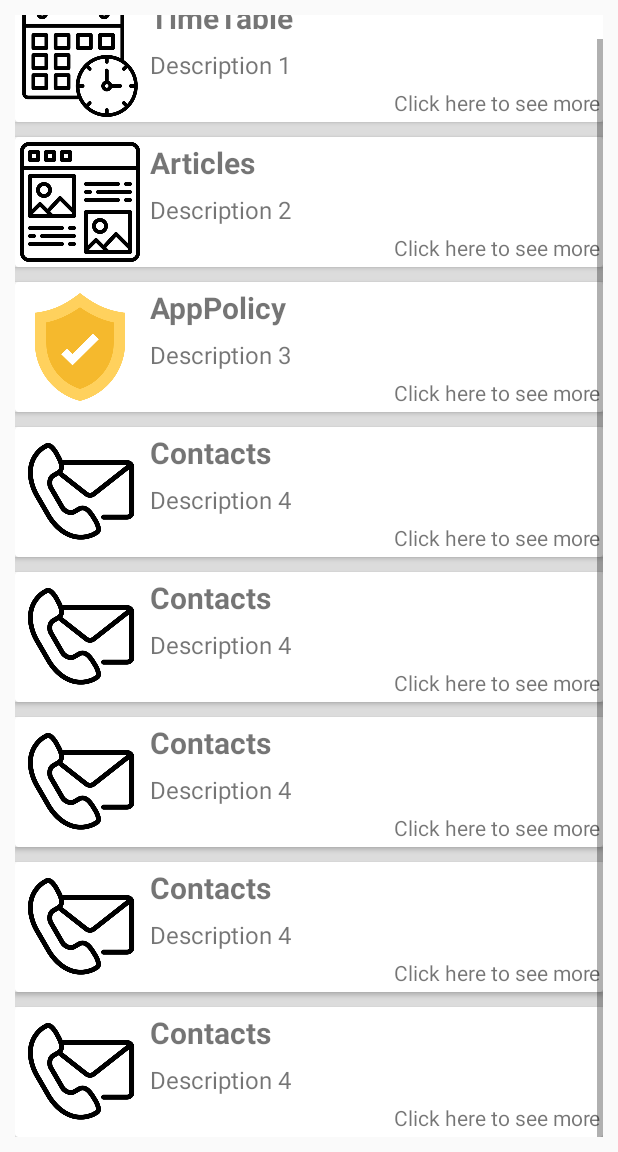
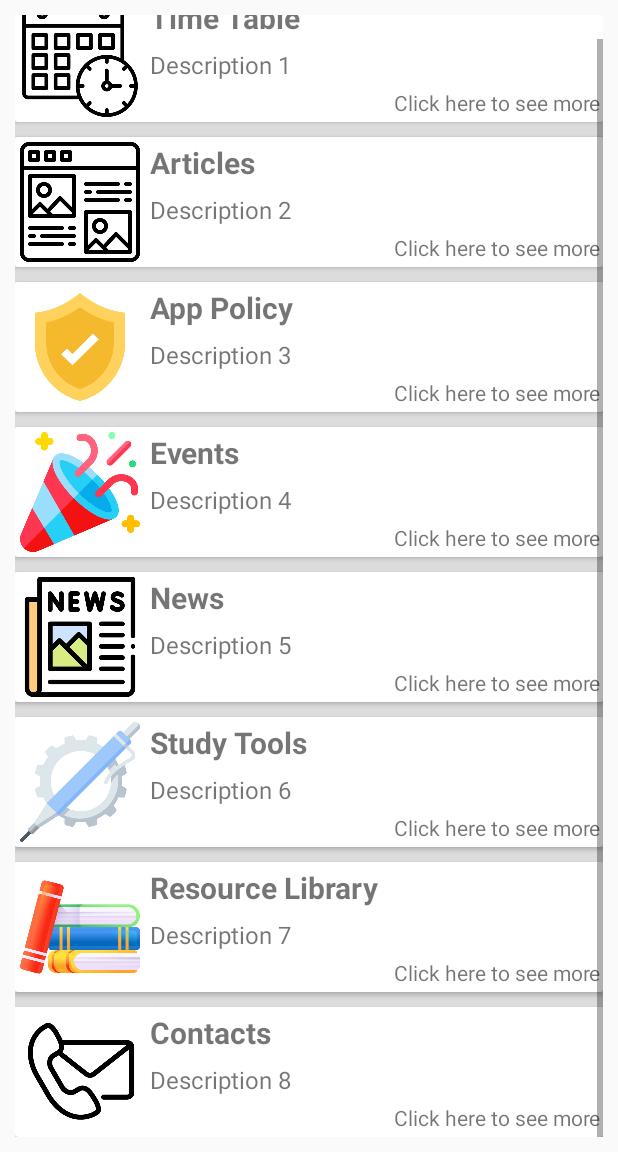
Before and after one commit to ZHANIK2003/TazaBilim-Application, an Android app: the screen it shows after launch (MainActivity), scrolled down 523 dp, on a phone screen of 412 x 824 dp, the part 84-1236 px from its top. Run offline under Robolectric (Android 15) with nearby library versions, the phone set to English and light mode, and no system bars.

Commit message:
Add: new items in the main menu and pictures

```diff
--- a/app/src/main/java/com/example/tazabilim/MainActivity.java
+++ b/app/src/main/java/com/example/tazabilim/MainActivity.java
@@ -87,13 +87,21 @@ public class MainActivity extends AppCompatActivity {
             description.setText(descriptionArray[position]);
 
             // Установка изображений в зависимости от заголовка
-            if (titleArray[position].equalsIgnoreCase("Timetable")) {
+            if (titleArray[position].equalsIgnoreCase("Time Table")) {
                 imageView.setImageResource(R.drawable.timetable);
             } else if (titleArray[position].equalsIgnoreCase("Articles")) {
                 imageView.setImageResource(R.drawable.articles);
-            } else if (titleArray[position].equalsIgnoreCase("AppPolicy")) {
+            } else if (titleArray[position].equalsIgnoreCase("App Policy")) {
                 imageView.setImageResource(R.drawable.apppolicy);
-            } else {
+            } else if (titleArray[position].equalsIgnoreCase("Events")){
+                imageView.setImageResource(R.drawable.event);
+            }else if (titleArray[position].equalsIgnoreCase("News")) {
+                imageView.setImageResource(R.drawable.news);
+            }else if (titleArray[position].equalsIgnoreCase("Study Tools")) {
+                imageView.setImageResource(R.drawable.study);
+            }else if (titleArray[position].equalsIgnoreCase("Resource Library")) {
+                imageView.setImageResource(R.drawable.books);
+            }else{
                 imageView.setImageResource(R.drawable.contacts);
             }
             return convertView;
--- a/app/src/main/res/values/strings.xml
+++ b/app/src/main/res/values/strings.xml
@@ -2,13 +2,13 @@
     <string name="app_name">TazaBilim</string>
 
     <string-array name="Main">
-        <item>TimeTable</item>
+        <item>Time Table</item>
         <item>Articles</item>
-        <item>AppPolicy</item>
-        <item>Contacts</item>
-        <item>Contacts</item>
-        <item>Contacts</item>
-        <item>Contacts</item>
+        <item>App Policy</item>
+        <item>Events</item>
+        <item>News</item>
+        <item>Study Tools</item>
+        <item>Resource Library</item>
         <item>Contacts</item>
     </string-array>
 
@@ -17,9 +17,9 @@
         <item>Description 2</item>
         <item>Description 3</item>
         <item>Description 4</item>
-        <item>Description 4</item>
-        <item>Description 4</item>
-        <item>Description 4</item>
-        <item>Description 4</item>
+        <item>Description 5</item>
+        <item>Description 6</item>
+        <item>Description 7</item>
+        <item>Description 8</item>
     </string-array>
 </resources>
```
Also changed, not shown: app/src/main/res/drawable/books.png (added), app/src/main/res/drawable/event.png (added), app/src/main/res/drawable/news.png (added), app/src/main/res/drawable/study.png (added).
